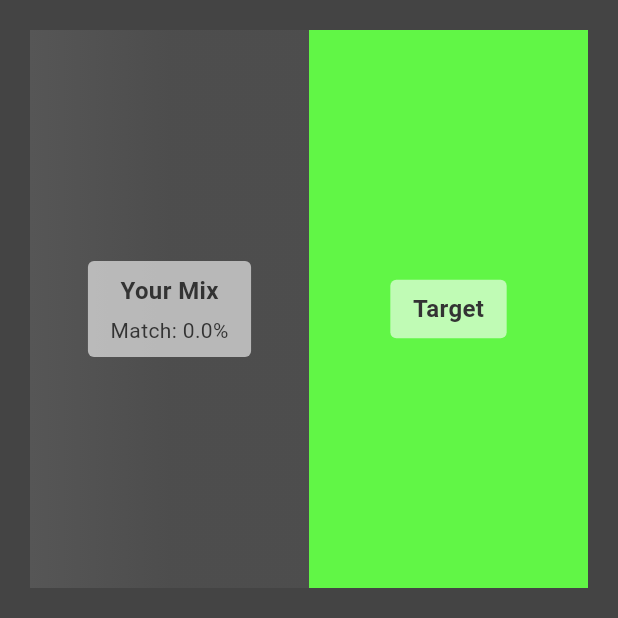
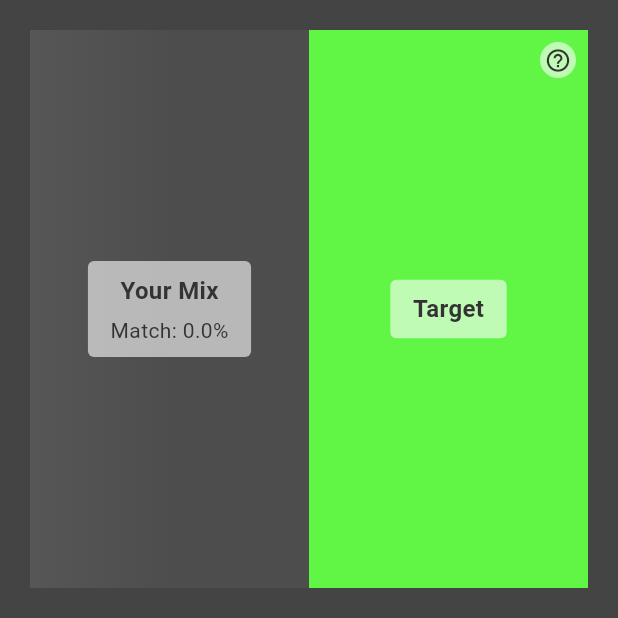
Before and after one commit to colormatchingdude/app, a Flutter app: the screen it shows after launch, on a phone screen of 412 x 824 dp, the top half of it. Run offline on Flutter 3.47's test engine with Material 3 defaults, Android fonts, the phone set to English and light mode, and no system bars; our stand-ins replace confetti.

Commit message:
added help

```diff
--- a/lib/widgets/color_display.dart
+++ b/lib/widgets/color_display.dart
@@ -1,5 +1,6 @@
 import 'package:flutter/material.dart';
 import 'package:confetti/confetti.dart';
+import 'package:color_mixer_game/widgets/help_dialog.dart';
 
 const double globalAspectRatio = 0.5;
 
@@ -48,6 +49,22 @@ class _ColorDisplayState extends State<ColorDisplay> {
     _confettiController.dispose();
     super.dispose();
   }
+
+  Widget _buildHelpDialog(BuildContext context) {
+    return AlertDialog(
+      title: const Text('Help'),
+      content: const Text('This is a help dialog.'),
+      actions: <Widget>[
+        TextButton(
+          child: const Text('Close'),
+          onPressed: () {
+            Navigator.of(context).pop();
+          },
+        ),
+      ],
+    );
+  }
+
 
   @override
   Widget build(BuildContext context) {
@@ -122,7 +139,9 @@ class _ColorDisplayState extends State<ColorDisplay> {
                   decoration: BoxDecoration(
                     color: widget.targetColor,
                   ),
-                  child: Center(
+                  child: Stack(
+                    children: [
+                      Center(
                         child: Container(
                           padding: const EdgeInsets.symmetric(
                             vertical: 8.0,
@@ -141,6 +160,33 @@ class _ColorDisplayState extends State<ColorDisplay> {
                             ),
                           ),
                         ),
+                      ),
+                      Positioned(
+                        top: 8.0,
+                        right: 8.0,
+                        child: Container(
+                          width: 24,
+                          height: 24,
+                          decoration: BoxDecoration(
+                            shape: BoxShape.circle,
+                            color: Colors.white.withOpacity(0.6),
+                          ),
+                          child: IconButton(
+                            padding: EdgeInsets.zero,
+                            iconSize: 18,
+                            icon: const Icon(Icons.help_outline),
+                            color: const Color(0xFF333333),
+                            onPressed: () {
+                              // Handle help button press
+                              showDialog(
+                                context: context,
+                                builder: (context) => const HelpDialog(),
+                              );
+                            },
+                          ),
+                        ),
+                      ),
+                    ],
                   ),
                 ),
               ),
```
Also changed, not shown: lib/widgets/help_dialog.dart (added, +63 -0 lines). Lines whose indentation alone changed are shown as unchanged.
